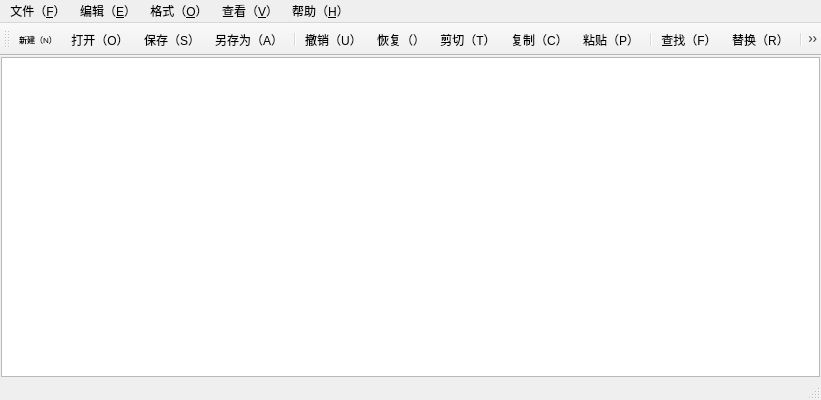
This is mainwindow.ui in oyymoyym/MyNotepad as Qt 5 draws it before an edit. The edited form follows.
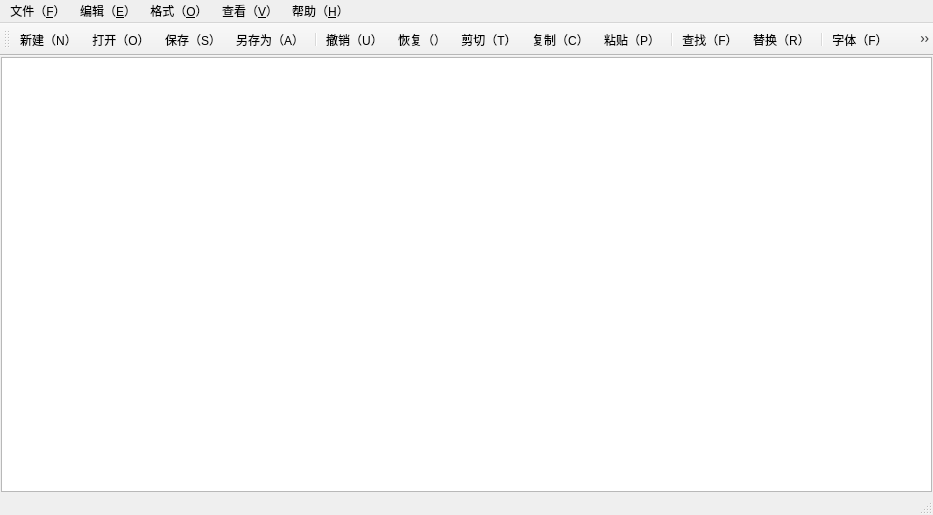
This is the edited form. Icons and pictures are not drawn. Custom widgets are drawn as their Qt base class.

The edit to the form file:
```diff
--- a/mainwindow.ui
+++ b/mainwindow.ui
@@ -6,8 +6,8 @@
    <rect>
     <x>0</x>
     <y>0</y>
-    <width>821</width>
-    <height>400</height>
+    <width>933</width>
+    <height>515</height>
    </rect>
   </property>
   <property name="windowTitle">
@@ -31,7 +31,11 @@
      <number>1</number>
     </property>
     <item>
-     <widget class="QPlainTextEdit" name="textEdit"/>
+     <widget class="CodeEditor" name="textEdit">
+      <property name="lineWrapMode">
+       <enum>QPlainTextEdit::WidgetWidth</enum>
+      </property>
+     </widget>
     </item>
    </layout>
   </widget>
@@ -40,7 +44,7 @@
     <rect>
      <x>0</x>
      <y>0</y>
-     <width>821</width>
+     <width>933</width>
      <height>21</height>
     </rect>
    </property>
@@ -111,7 +115,7 @@
    <addaction name="separator"/>
    <addaction name="actionFont"/>
    <addaction name="actionLNumber"/>
-   <addaction name="actionWrap"/>
+   <addaction name="actionLineWrap"/>
    <addaction name="separator"/>
    <addaction name="actionToolbar"/>
    <addaction name="actionStatusBar"/>
@@ -129,7 +133,7 @@
    </property>
    <property name="font">
     <font>
-     <pointsize>6</pointsize>
+     <pointsize>9</pointsize>
     </font>
    </property>
    <property name="shortcut">
@@ -404,6 +408,13 @@
    </property>
   </action>
  </widget>
+ <customwidgets>
+  <customwidget>
+   <class>CodeEditor</class>
+   <extends>QPlainTextEdit</extends>
+   <header location="global">codeeditor.h</header>
+  </customwidget>
+ </customwidgets>
  <resources>
   <include location="res.qrc"/>
  </resources>
```
Left out of the diff: 30 changed lines with no effect on the pictures.
